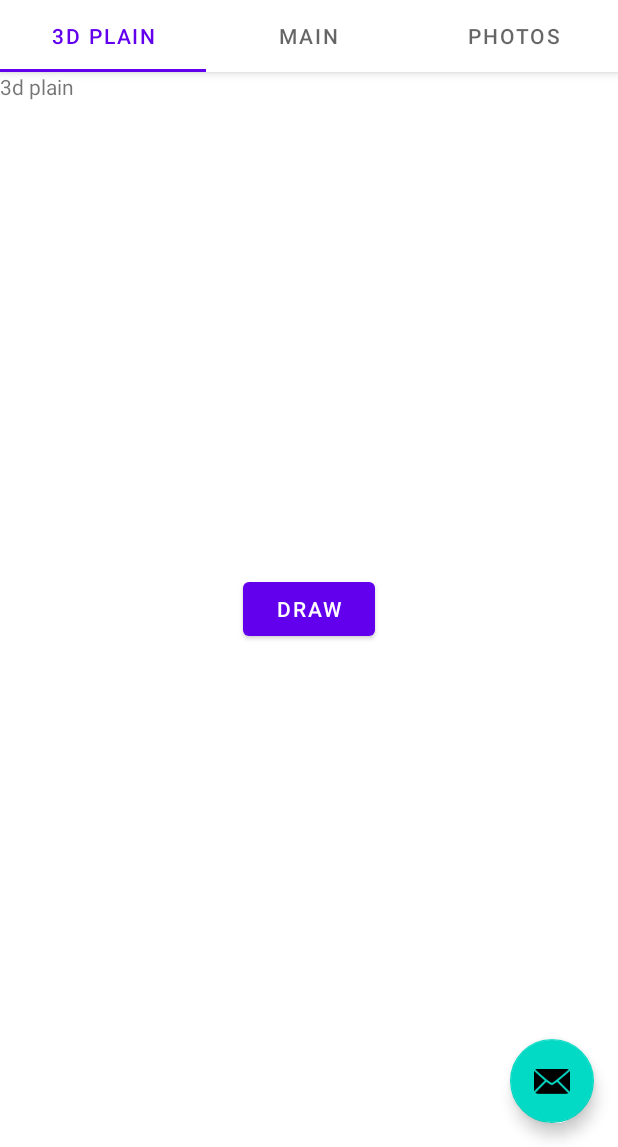
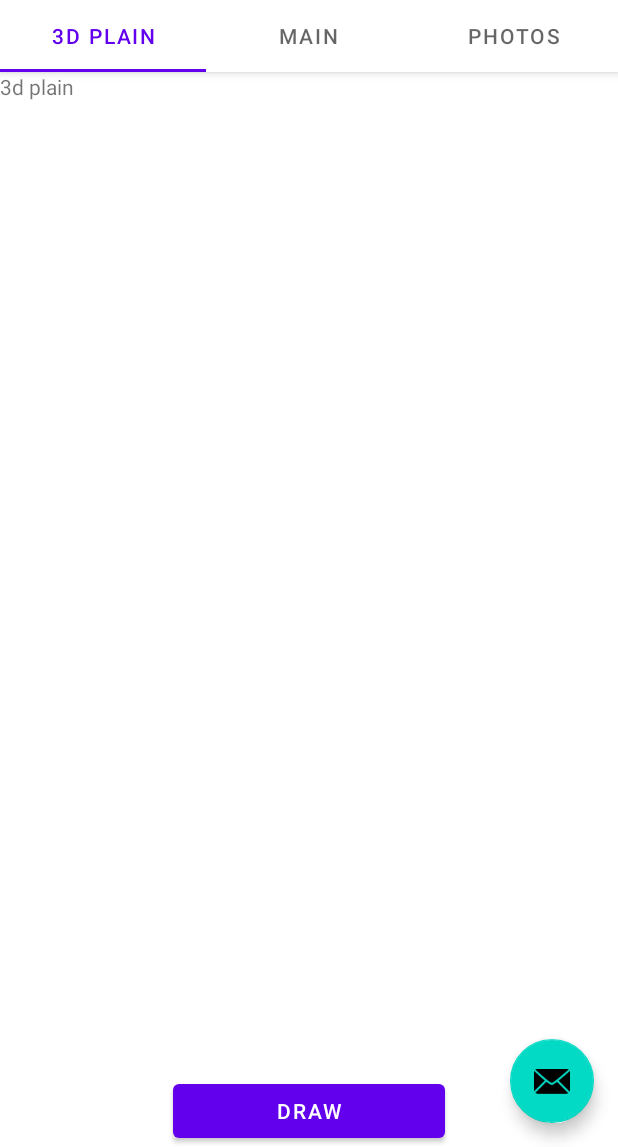
Before and after one commit to 3d-reconstructor-app/Java-project, an Android app: the screen it shows after launch (MainActivity), on a phone screen of 412 x 824 dp, the part 89-1236 px from its top. Run offline under Robolectric (Android 15) with nearby library versions, the phone set to English and light mode, and no system bars.

Commit message:
add draw button to fragment for visualisation

```diff
--- a/as/app/src/main/java/com/example/a3dmodel/MainActivity.java
+++ b/as/app/src/main/java/com/example/a3dmodel/MainActivity.java
@@ -2,7 +2,6 @@ package com.example.a3dmodel;
 
 import android.os.Bundle;
 
-import com.example.a3dmodel.visualisation.GLView;
 import com.google.android.material.floatingactionbutton.FloatingActionButton;
 import com.google.android.material.snackbar.Snackbar;
 import com.google.android.material.tabs.TabLayout;
@@ -18,7 +17,6 @@ import com.example.a3dmodel.databinding.ActivityMainBinding;
 
 
 public class MainActivity extends AppCompatActivity {
-    GLView view;
     private ActivityMainBinding binding;
 
 //    @Override
@@ -44,7 +42,7 @@ public class MainActivity extends AppCompatActivity {
 //        });
 //    }
 
-    private void start() {
+    protected void start() {
         setContentView(R.layout.activity_main);
         SectionsPagerAdapter sectionsPagerAdapter = new SectionsPagerAdapter(this, getSupportFragmentManager());
         ViewPager viewPager = findViewById(R.id.view_pager);
@@ -65,17 +63,7 @@ public class MainActivity extends AppCompatActivity {
         start();
     }
 
-    public void startVisualisation(View v) {
-        setContentView(R.layout.activity_fullscreen);
-        view = (GLView)findViewById(R.id.gl_view);
-    }
-
     public void exitVisualisation(View v) {
-        System.out.println("wtf");
         start();
     }
-
-    public void Reset(View v) {
-        view.Reset();
-    }
 }
--- a/as/app/src/main/java/com/example/a3dmodel/tab3DPlain.java
+++ b/as/app/src/main/java/com/example/a3dmodel/tab3DPlain.java
@@ -4,15 +4,50 @@ import android.os.Bundle;
 import android.view.LayoutInflater;
 import android.view.View;
 import android.view.ViewGroup;
+import android.widget.Button;
 
 import androidx.annotation.NonNull;
 import androidx.annotation.Nullable;
 import androidx.fragment.app.Fragment;
 
+import com.example.a3dmodel.visualisation.GLView;
+
 public class tab3DPlain extends Fragment {
+    Button drawButton;
+    Button resetButton;
+    GLView glView;
+
     @Nullable
     @Override
     public View onCreateView(@NonNull LayoutInflater inflater, @Nullable ViewGroup container, @Nullable Bundle savedInstanceState) {
-        return inflater.inflate(R.layout.fragment_tab_3d_plane, container,false);
+        return inflater.inflate(R.layout.fragment_tab_3d_plane, container, false);
+    }
+
+    public void onViewCreated(@NonNull View view, @Nullable Bundle savedInstanceState) {
+        super.onViewCreated(view, savedInstanceState);
+
+        drawButton = (Button) view.findViewById(R.id.draw_button);
+        View.OnClickListener drawButtonOnClickListener = v -> {
+            System.out.println("wtf");
+            assert getActivity() != null;
+            getActivity().setContentView(R.layout.activity_fullscreen);
+
+            setGlView((GLView) getActivity().findViewById(R.id.gl_view));
+
+            View view_3d = (View) getActivity().findViewById(R.id.view_3d);
+
+            resetButton = (Button) view_3d.findViewById(R.id.reset_button);
+            View.OnClickListener resetButtonOnClickListener = this::Reset;
+            resetButton.setOnClickListener(resetButtonOnClickListener);
+        };
+        drawButton.setOnClickListener(drawButtonOnClickListener);
+    }
+
+    public void setGlView(GLView v) {
+        glView = v;
+    }
+
+    public void Reset(View v) {
+        glView.Reset();
     }
 }
--- a/as/app/src/main/res/layout/activity_fullscreen.xml
+++ b/as/app/src/main/res/layout/activity_fullscreen.xml
@@ -1,5 +1,6 @@
 <FrameLayout xmlns:android="http://schemas.android.com/apk/res/android"
     xmlns:tools="http://schemas.android.com/tools"
+    android:id="@+id/view_3d"
     android:layout_width="match_parent"
     android:layout_height="match_parent"
     android:background="#0099cc"
@@ -48,18 +49,17 @@
             tools:ignore="UselessParent">
 
             <Button
-                android:id="@+id/dummy_button"
+                android:id="@+id/reset_button"
                 style="?metaButtonBarButtonStyle"
                 android:layout_width="0dp"
                 android:layout_height="wrap_content"
                 android:layout_weight="1"
                 android:clickable="true"
                 android:nestedScrollingEnabled="true"
-                android:onClick="Reset"
                 android:text="@string/dummy_button" />
 
             <Button
-                android:id="@+id/button4"
+                android:id="@+id/exit_button"
                 style="?metaButtonBarButtonStyle"
                 android:layout_width="0dp"
                 android:layout_height="wrap_content"
--- a/as/app/src/main/res/layout/activity_main.xml
+++ b/as/app/src/main/res/layout/activity_main.xml
@@ -42,12 +42,4 @@
         android:layout_marginBottom="16dp"
         app:srcCompat="@android:drawable/ic_dialog_email" />
 
-    <Button
-        android:id="@+id/button"
-        android:layout_width="wrap_content"
-        android:layout_height="wrap_content"
-        android:onClick="startVisualisation"
-        android:text="@string/draw"
-        app:layout_anchor="@+id/view_pager"
-        app:layout_anchorGravity="center" />
 </androidx.coordinatorlayout.widget.CoordinatorLayout>
--- a/as/app/src/main/res/layout/fragment_tab_3d_plane.xml
+++ b/as/app/src/main/res/layout/fragment_tab_3d_plane.xml
@@ -1,13 +1,24 @@
 <?xml version="1.0" encoding="utf-8"?>
-<LinearLayout xmlns:android="http://schemas.android.com/apk/res/android"
+<androidx.coordinatorlayout.widget.CoordinatorLayout xmlns:android="http://schemas.android.com/apk/res/android"
+    xmlns:app="http://schemas.android.com/apk/res-auto"
     xmlns:tools="http://schemas.android.com/tools"
+    android:id="@+id/fragment_3d"
     android:layout_width="match_parent"
     android:layout_height="match_parent"
     tools:context=".tab3DPlain">
 
     <TextView
+        android:id="@+id/textView2"
         android:layout_width="match_parent"
         android:layout_height="match_parent"
         android:text="3d plain" />
 
-</LinearLayout>
+    <Button
+        android:id="@+id/draw_button"
+        android:layout_width="181dp"
+        android:layout_height="wrap_content"
+        android:text="@string/draw"
+        app:layout_anchor="@+id/textView2"
+        app:layout_anchorGravity="bottom|center" />
+
+</androidx.coordinatorlayout.widget.CoordinatorLayout>
```
